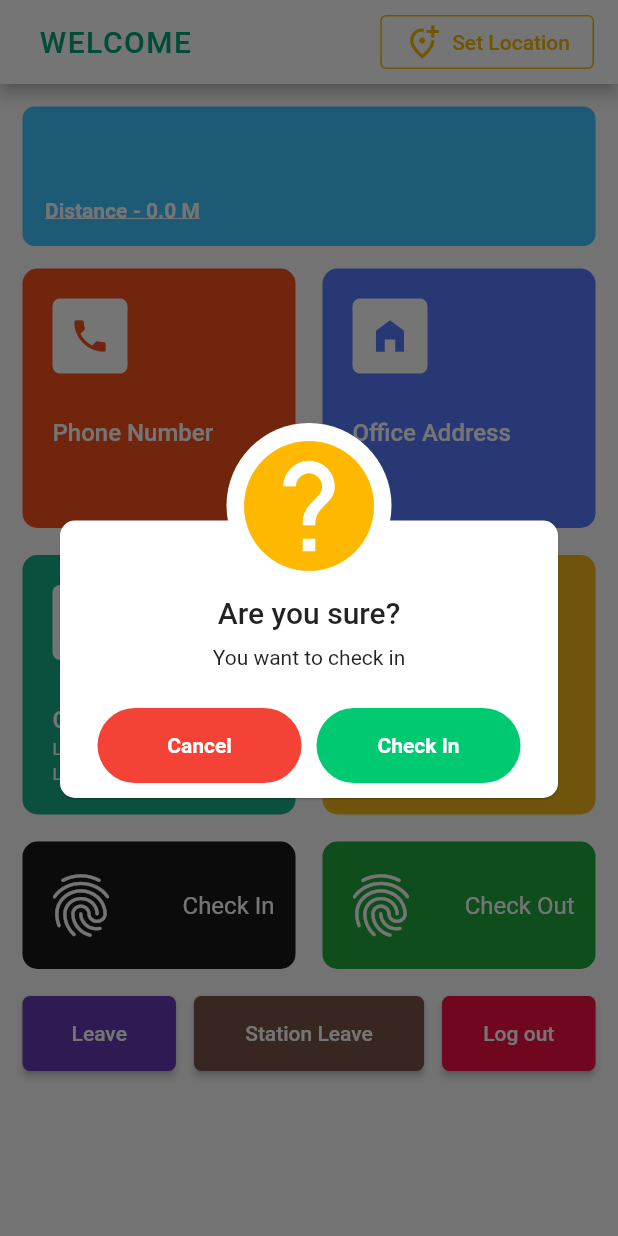
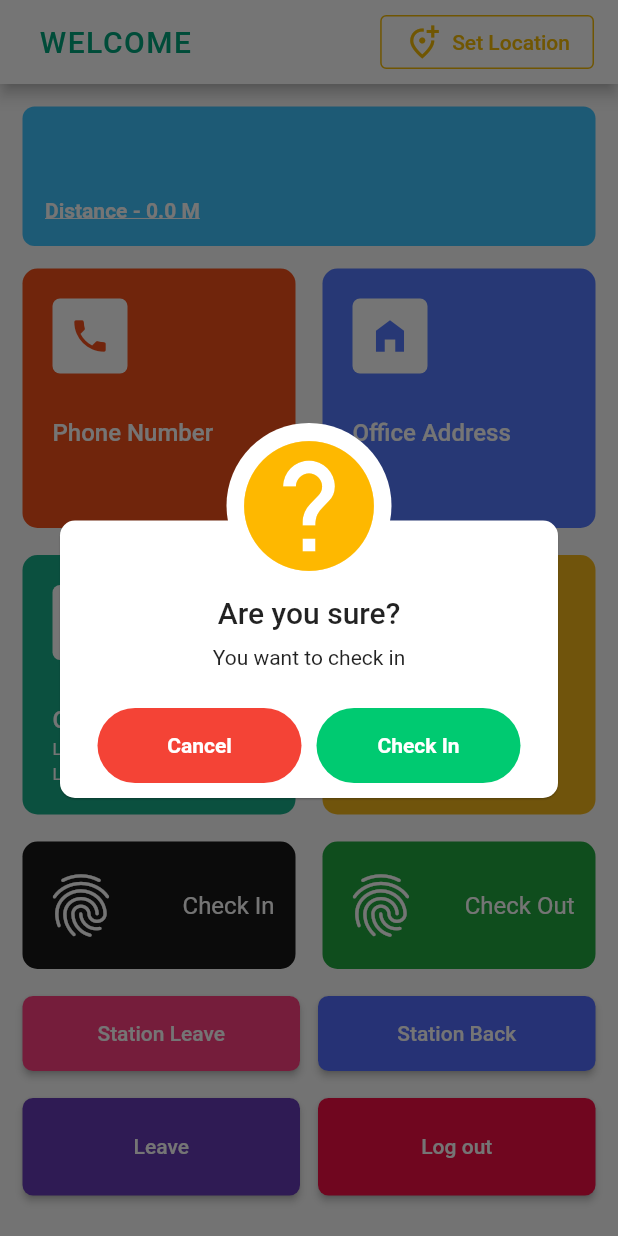
Before and after one commit to hasanshahrear/employee_attendance_getx, a Flutter app: the HomeView screen opened by its route, after a tap on "Check In", on a phone screen of 412 x 824 dp. Run offline on Flutter 3.47's test engine with Material 2 defaults, Android fonts, the phone set to English and light mode, and no system bars; our stand-ins replace awesome_dialog, dio, flutter_spinkit, flutter_svg, geolocator, get and 2 more; missing offline and left inert: flutter_background_service, flutter_background_service_android; accounts and stored records are empty; network calls fail.

Commit message:
Station leave successful

```diff
--- a/lib/app/constrants/strings.dart
+++ b/lib/app/constrants/strings.dart
@@ -9,5 +9,6 @@ class ConstantStrings {
   static String kLeave = "leave";
   static String kUpdateLocation = "update-location";
   static String kInactive = "inactive";
-  static String kStationLeave = "station-leave";
+  static String kStationLeave = "station/leave";
+  static String kStationBack = "station/back";
 }
--- a/lib/app/data/services/backend_service.dart
+++ b/lib/app/data/services/backend_service.dart
@@ -38,8 +38,6 @@ Future<bool> backgroundService(ServiceInstance serviceInstance) async{
 void onStart(ServiceInstance service) {
   DartPluginRegistrant.ensureInitialized();
 
-  print("background");
-
   if (service is AndroidServiceInstance) {
     service.on('setAsForeground').listen((event) {
       service.setAsForegroundService();
@@ -55,7 +53,7 @@ void onStart(ServiceInstance service) {
     service.stopSelf();
   });
 
-  Timer.periodic(const Duration(seconds: 10), (timer) async {
+  Timer.periodic(const Duration(seconds: 10000), (timer) async {
 
     _sensorController.onInit();
     /// you can see this log in logcat
--- a/lib/app/modules/home/views/home_view.dart
+++ b/lib/app/modules/home/views/home_view.dart
@@ -3,6 +3,7 @@ import 'package:employee_attendance_getx/app/components/InfoCard.dart';
 import 'package:employee_attendance_getx/app/components/PunchCard.dart';
 import 'package:employee_attendance_getx/app/components/UserInfo.dart';
 import 'package:employee_attendance_getx/app/modules/home/controllers/sensors.dart';
+import 'package:employee_attendance_getx/app/modules/home/controllers/station_leave_dialog.dart';
 import 'package:employee_attendance_getx/app/modules/home/views/station_leave_modal_view.dart';
 import 'package:flutter/material.dart';
 import 'package:get/get.dart';
@@ -14,6 +15,7 @@ class HomeView extends GetView<HomeController> {
 
   final SensorController _sensorController = Get.put(SensorController());
   final LocationWatch _locationWatchController = Get.put(LocationWatch());
+  final TextInputDialogController _stationLeaveController = Get.put(TextInputDialogController());
 
   @override
   Widget build(BuildContext context) {
@@ -186,6 +188,58 @@ class HomeView extends GetView<HomeController> {
                       Row(
                         children: [
                           Expanded(
+                            flex: 3,
+                            child: MaterialButton(
+                              onPressed: () async {
+                                await Get.dialog(TextInputDialog());
+                              },
+                              color: Colors.pinkAccent,
+                              height: (50.0),
+                              textColor: Colors.white,
+                              shape: RoundedRectangleBorder(
+                                borderRadius: BorderRadius.circular(7.0),
+                              ),
+                              child: const Text("Station Leave"),
+                            ),
+                          ),
+                          const SizedBox(width: 12.0),
+                          Expanded(
+                            flex: 3,
+                            child: MaterialButton(
+                              onPressed: () async {
+                                AwesomeDialog(
+                                  context: context,
+                                  dialogType: DialogType.question,
+                                  animType: AnimType.rightSlide,
+                                  title: 'Are you sure?',
+                                  desc: 'You\'re in office',
+                                  btnCancelOnPress: () {},
+                                  btnOkOnPress: () async {
+                                    _stationLeaveController.stationBack();
+                                  },
+                                  btnOkText: "In Office",
+                                  btnOkColor: Colors.lightGreen,
+                                ).show();
+                              },
+                              color: Colors.indigoAccent,
+                              height: (50.0),
+                              textColor: Colors.white,
+                              shape: RoundedRectangleBorder(
+                                borderRadius: BorderRadius.circular(7.0),
+                              ),
+                              child: const Text("Station Back"),
+                            ),
+                          ),
+                        ],
+                      ),
+                    ],
+                  ),
+                  const SizedBox(height: 18.0),
+                  Column(
+                    children: [
+                      Row(
+                        children: [
+                          Expanded(
                             flex: 2,
                             child: MaterialButton(
                               onPressed: () async {
@@ -204,28 +258,12 @@ class HomeView extends GetView<HomeController> {
                                 ).show();
                               },
                               color: Colors.deepPurple,
-                              height: (50.0),
+                              height: (65.0),
                               textColor: Colors.white,
                               shape: RoundedRectangleBorder(
-                                borderRadius: BorderRadius.circular(5.0),
+                                borderRadius: BorderRadius.circular(7.0),
                               ),
                               child: const Text("Leave"),
-                            ),
-                          ),
-                          const SizedBox(width: 12.0),
-                          Expanded(
-                            flex: 3,
-                            child: MaterialButton(
-                              onPressed: () async {
-                                Get.dialog(TextInputDialog());
-                              },
-                              color: Colors.brown,
-                              height: (50.0),
-                              textColor: Colors.white,
-                              shape: RoundedRectangleBorder(
-                                borderRadius: BorderRadius.circular(5.0),
-                              ),
-                              child: const Text("Station Leave"),
                             ),
                           ),
                           const SizedBox(width: 12.0),
@@ -247,10 +285,10 @@ class HomeView extends GetView<HomeController> {
                                 ).show();
                               },
                               color: const Color.fromRGBO(244, 12, 68, 1),
-                              height: (50.0),
+                              height: (65.0),
                               textColor: Colors.white,
                               shape: RoundedRectangleBorder(
-                                borderRadius: BorderRadius.circular(5.0),
+                                borderRadius: BorderRadius.circular(7.0),
                               ),
                               child: const Text("Log out"),
                             ),
```
Also changed, not shown: lib/app/data/services/home.dart (+10 -0 lines), lib/app/modules/home/controllers/station_leave_dialog.dart (+48 -7 lines).
